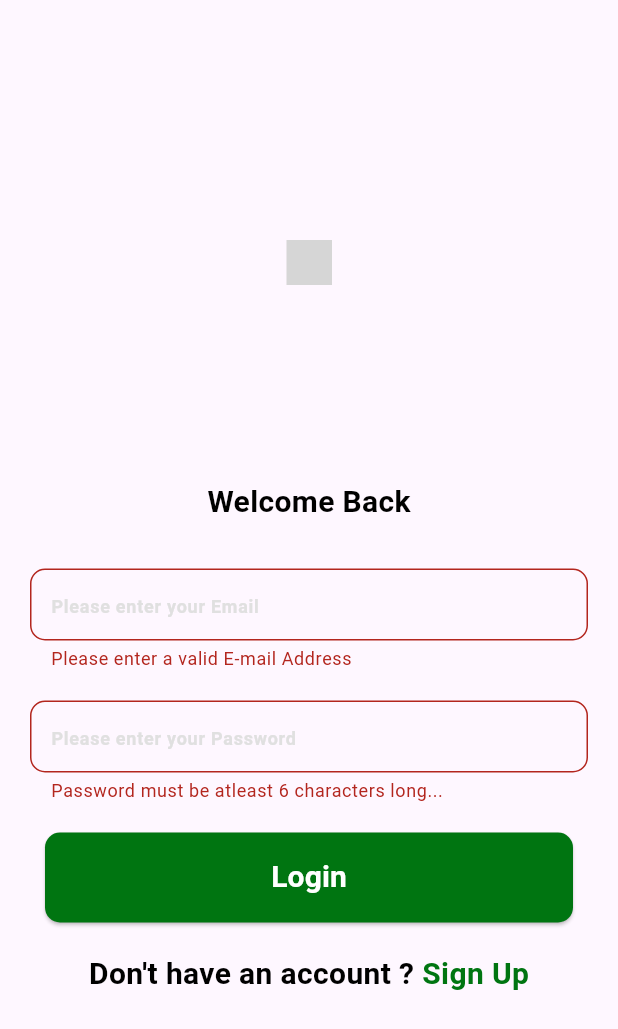
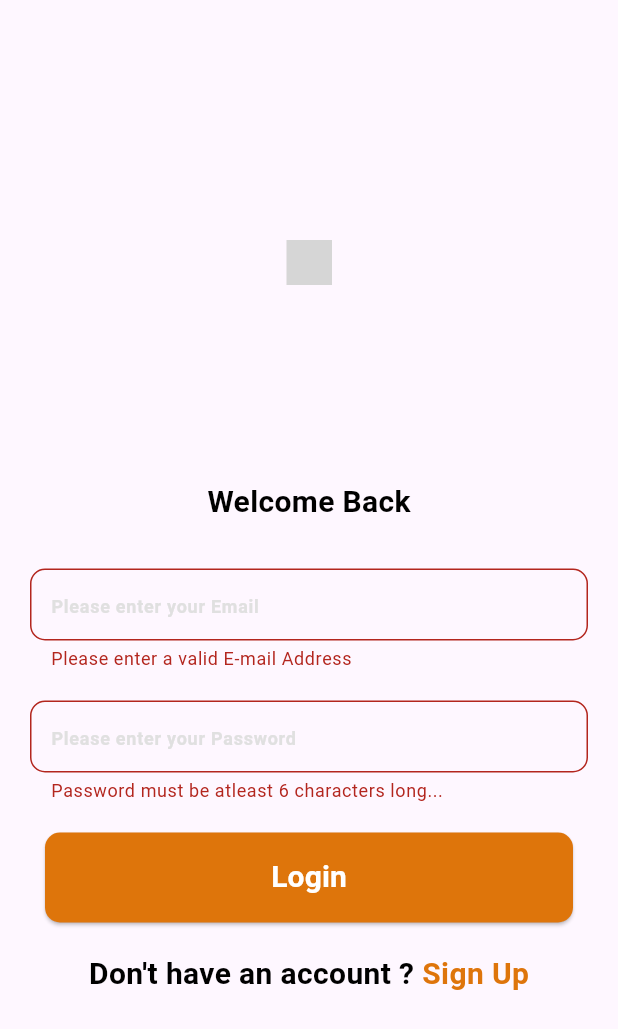
Before and after one commit to KaranKhatri0208/uts-clone-flutter, a Flutter app: the screen it shows after launch, after a tap on "Login", on a phone screen of 412 x 824 dp. Shown: the top 1029 px of the screen. Run offline on Flutter 3.47's test engine with Material 3 defaults, Android fonts, the phone set to English and light mode, and no system bars; our stand-ins replace firebase_auth, firebase_core, flutter_svg, sqflite; accounts and stored records are empty; Roboto replaces fonts that are missing (Nunito); grey boxes are pictures that could not be loaded.

```diff
--- a/lib/Authentication/auth.dart
+++ b/lib/Authentication/auth.dart
@@ -228,7 +228,7 @@ class _AuthScreen extends State<AuthScreen> {
                     focusedBorder: OutlineInputBorder(
                       borderRadius: BorderRadius.circular(10),
                       borderSide: BorderSide(
-                        color: MyColors.green,
+                        color: MyColors.orange,
                         width: 1,
                       ),
                     ),
@@ -279,7 +279,7 @@ class _AuthScreen extends State<AuthScreen> {
                     focusedBorder: OutlineInputBorder(
                       borderRadius: BorderRadius.circular(10),
                       borderSide: BorderSide(
-                        color: Colors.green, // Assuming MyColors.blue is not defined
+                        color: MyColors.orange, // Assuming MyColors.blue is not defined
                         width: 1,
                       ),
                     ),
@@ -314,7 +314,7 @@ class _AuthScreen extends State<AuthScreen> {
                   padding: const EdgeInsets.only(left: 10, right: 10),
                   child: ElevatedButton(
                     style: ElevatedButton.styleFrom(
-                      backgroundColor: MyColors.green,
+                      backgroundColor: MyColors.orange,
                       disabledBackgroundColor: MyColors.veryLightBlue,
                       minimumSize: Size(double.infinity, 60),
                       shape: RoundedRectangleBorder(
@@ -372,7 +372,7 @@ class _AuthScreen extends State<AuthScreen> {
                       child: Text(
                         _isLogin ? " Sign Up" : ' Login',
                         style: TextStyle(
-                          color: MyColors.green,
+                          color: MyColors.orange,
                           fontSize: 20.0,
                           fontWeight: FontWeight.bold,
                         ),
--- a/lib/constants.dart
+++ b/lib/constants.dart
@@ -17,4 +17,5 @@ class MyColors {
   static const secondaryDark = Color(0xff2b2250);
   static const bluePurple = Color(0xff6a85e5);
   static const greyTextBox = Color(0xfff5f5f7);
+  static const orange = Color(0xffde750b);
 }
--- a/lib/main.dart
+++ b/lib/main.dart
@@ -1,9 +1,15 @@
+import 'package:firebase_core/firebase_core.dart';
 import 'package:flutter/material.dart';
+import 'package:uts_railway_clone/firebase_options.dart';
 import 'package:uts_railway_clone/screens_here/all_tickets_cards.dart';
 import 'package:uts_railway_clone/ShowTickData/show_tick_data.dart';
 import 'package:uts_railway_clone/screens_here/splash_screen_load.dart';
 
-void main() {
+void main() async {
+  WidgetsFlutterBinding.ensureInitialized();
+  await Firebase.initializeApp(
+    options: DefaultFirebaseOptions.currentPlatform
+  );
   runApp(MyApp());
 }
 
```
Also changed, not shown: lib/firebase_options.dart, 4 other files.
